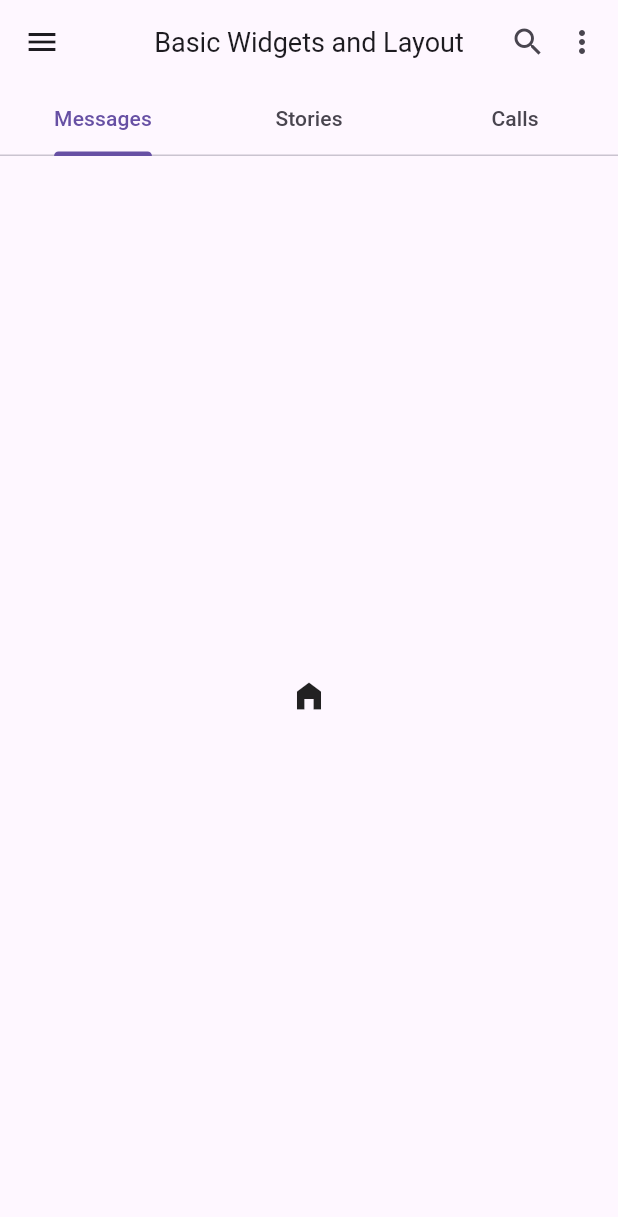
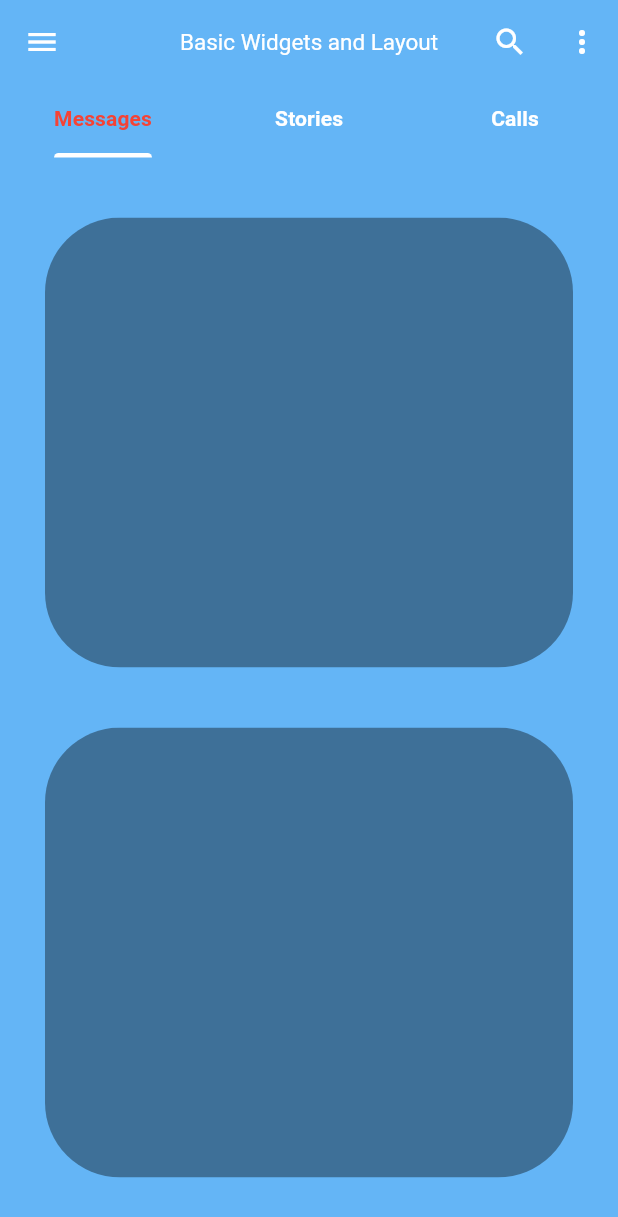
Before and after one commit to udit-raj-simform/flutter_basics, a Flutter app: the screen it shows after launch, on a phone screen of 412 x 824 dp. Shown: the top 1217 px of the screen. Run offline on Flutter 3.47's test engine with Material 2 defaults, Android fonts, the phone set to English and light mode, and no system bars.

Commit message:
added: messages_tab.dart added: elevation properties to AppBar added: overlay properties to TabBar added: shape to AppBar and TabBar

```diff
--- a/lib/main.dart
+++ b/lib/main.dart
@@ -1,12 +1,15 @@
 import 'package:flutter/material.dart';
+import 'package:flutter/services.dart';
 import 'package:flutter_basics/pages/sliver_app_bar.dart';
+import 'package:flutter_basics/tabs/messages_tab.dart';
 
 void main() {
+  WidgetsFlutterBinding.ensureInitialized();
   runApp(const MyApp());
 }
 
 class MyApp extends StatelessWidget {
-  const MyApp({Key? key}) : super(key: key);
+  const MyApp({super.key});
 
   @override
   Widget build(BuildContext context) {
@@ -15,6 +18,7 @@ class MyApp extends StatelessWidget {
       debugShowCheckedModeBanner: false,
       theme: ThemeData(useMaterial3: true),
       home: const Home(),
+      initialRoute: "/",
     );
   }
 }
@@ -33,25 +37,68 @@ class Home extends StatefulWidget with PreferredSizeWidget {
 
 class _HomeState extends State<Home> {
   MyItems? selectedItem;
+  bool isSearchActive = false;
+  late TextEditingController _controller;
+
+  @override
+  void initState() {
+    _controller = TextEditingController();
+    super.initState();
+  }
+
+  @override
+  void dispose() {
+    _controller.dispose();
+    super.dispose();
+  }
 
   @override
   Widget build(BuildContext context) {
+    final screenWidth = MediaQuery.of(context).size.width;
     return DefaultTabController(
       length: 3,
       child: Scaffold(
+        backgroundColor: Colors.blue.shade300,
         appBar: AppBar(
-            leading: const Icon(Icons.menu),
-            title: const Text(
-              "Basic Widgets and Layout",
-              style: TextStyle(
-                fontSize: 18,
+            backgroundColor: Colors.blue.shade300,
+            foregroundColor: Colors.white,
+            shadowColor: Colors.red,
+            surfaceTintColor: Colors.black38,
+            scrolledUnderElevation: 5.0,
+            // best used with notificationPredicate
+            primary: true,
+            // works the same as safeArea widget
+            excludeHeaderSemantics: true,
+            systemOverlayStyle: SystemUiOverlayStyle.dark,
+            shape: const RoundedRectangleBorder(
+              borderRadius: BorderRadius.vertical(
+                bottom: Radius.circular(30),
               ),
             ),
+            notificationPredicate: (ScrollNotification notification) {
+              return notification.depth == 1;
+            },
+            leading: IconButton(onPressed: () {}, icon: const Icon(Icons.menu)),
+            // will override Scaffold.drawer
+            title: (isSearchActive)
+                ? mySearchWidget(_controller)
+                : myTitleWidget(),
             centerTitle: true,
             actions: [
-              const Icon(Icons.search),
+              IconButton(
+                icon: const Icon(
+                  Icons.search,
+                ),
+                onPressed: () {
+                  setState(() {
+                    isSearchActive = (!isSearchActive);
+                    debugPrint("isSearchActive: ${isSearchActive.toString()}");
+                  });
+                },
+              ),
               PopupMenuButton<MyItems>(
                 initialValue: selectedItem,
+                splashRadius: 10.0,
                 onSelected: (MyItems item) {
                   setState(() {
                     selectedItem = item;
@@ -93,7 +140,23 @@ class _HomeState extends State<Home> {
                 ],
               )
             ],
-            bottom: const TabBar(tabs: [
+            bottom: TabBar(
+                indicatorColor: Colors.white,
+                splashFactory: NoSplash.splashFactory,
+                // removes inkHighlight
+                indicatorWeight: 3.0,
+                enableFeedback: true,
+                overlayColor:
+                    MaterialStateProperty.all<Color>(Colors.transparent),
+                splashBorderRadius: BorderRadius.vertical(
+                    bottom: Radius.elliptical(screenWidth, 100)),
+                dividerColor: Colors.transparent,
+                unselectedLabelColor: Colors.white,
+                labelColor: Colors.red,
+                labelStyle: const TextStyle(
+                  fontWeight: FontWeight.bold,
+                ),
+                tabs: const [
                   Tab(
                     text: "Messages",
                   ),
@@ -106,9 +169,15 @@ class _HomeState extends State<Home> {
                 ])),
         body: const TabBarView(
           children: [
-            Icon(Icons.home_filled),
-            Icon(Icons.location_history_rounded),
-            Icon(Icons.call_end_rounded)
+            MyMessagesTab(),
+            Icon(
+              Icons.location_history_rounded,
+              color: Colors.white,
+            ),
+            Icon(
+              Icons.call_end_rounded,
+              color: Colors.white,
+            )
           ],
         ),
       ),
@@ -119,3 +188,36 @@ class _HomeState extends State<Home> {
 doNothing() {
   return;
 }
+
+Widget mySearchWidget(TextEditingController controller) {
+  return Padding(
+    padding: const EdgeInsets.symmetric(vertical: 5),
+    child: ClipRRect(
+      borderRadius: BorderRadius.circular(20.0),
+      child: Container(
+        color: Colors.transparent,
+        width: double.maxFinite,
+        child: Row(
+          children: [
+            Expanded(
+              child: TextField(
+                  controller: controller,
+                  style: const TextStyle(
+                      color: Colors.black54,
+                      fontSize: 12,
+                      fontFamily: 'monospace')),
+            ),
+            const Icon(Icons.search_rounded),
+          ],
+        ),
+      ),
+    ),
+  );
+}
+
+Widget myTitleWidget() {
+  return const Text(
+    "Basic Widgets and Layout",
+    style: TextStyle(fontSize: 15),
+  );
+}
--- a/lib/pages/sliver_app_bar.dart
+++ b/lib/pages/sliver_app_bar.dart
@@ -26,21 +26,26 @@ class _SliverAppBarPageState extends State<SliverAppBarPage> {
   @override
   Widget build(BuildContext context) {
     return Scaffold(
-      backgroundColor: Colors.yellow[200],
-      appBar: PreferredSize(
-        preferredSize: const Size.fromHeight(double.maxFinite),
-        child: CustomScrollView(
+      backgroundColor: Colors.blueGrey,
+      body: CustomScrollView(
         scrollDirection: Axis.vertical,
         slivers: [
           SliverAppBar(
-              expandedHeight: 200,
+            backgroundColor: Colors.blueGrey,
+            foregroundColor: Colors.white,
+            elevation: 0.0,
+            automaticallyImplyLeading: true,
+            expandedHeight: 250,
             stretch: true,
+            pinned: true,
             flexibleSpace: FlexibleSpaceBar(
               background: Image.asset("assets/images/my_dog.jpeg"),
               stretchModes: const <StretchMode>[
                 StretchMode.zoomBackground,
                 StretchMode.blurBackground,
               ],
+              title: const Text("SliverAppBar"),
+              centerTitle: true,
             ),
           ),
           myWidgets.elementAt(0),
@@ -51,7 +56,6 @@ class _SliverAppBarPageState extends State<SliverAppBarPage> {
           myWidgets.elementAt(0),
         ],
       ),
-      ),
     );
   }
 }
--- /dev/null
+++ b/lib/tabs/messages_tab.dart
@@ -0,0 +1,88 @@
+import 'package:flutter/material.dart';
+
+class MyMessagesTab extends StatefulWidget {
+  const MyMessagesTab({Key? key}) : super(key: key);
+
+  @override
+  State<MyMessagesTab> createState() => _MyMessagesTabState();
+}
+
+class _MyMessagesTabState extends State<MyMessagesTab>
+    with AutomaticKeepAliveClientMixin {
+  late final ScrollController scrollController;
+
+  @override
+  void initState() {
+    scrollController = ScrollController();
+    super.initState();
+  }
+
+  @override
+  void dispose() {
+    scrollController.dispose();
+    super.dispose();
+  }
+
+  @override
+  Widget build(BuildContext context) {
+    super.build(context);
+    List myWidgets = <Widget>[
+      Padding(
+        padding: const EdgeInsets.all(20.0),
+        child: ClipRRect(
+          borderRadius: BorderRadius.circular(50.0),
+          child: Container(
+            height: 300,
+            color: Colors.black38,
+          ),
+        ),
+      ),
+    ];
+
+    return ListView(
+      controller: scrollController,
+      scrollDirection: Axis.vertical,
+      reverse: false,
+      shrinkWrap: true,
+      padding: const EdgeInsets.symmetric(
+        vertical: 20,
+        horizontal: 10,
+      ),
+      children: [
+        myWidgets.first,
+        myWidgets.first,
+        myWidgets.first,
+        myWidgets.first,
+        myWidgets.first,
+        myWidgets.first,
+        myWidgets.first,
+        myWidgets.first,
+        myWidgets.first,
+        myWidgets.first,
+        myWidgets.first,
+        myWidgets.first,
+        myWidgets.first,
+        myWidgets.first,
+        myWidgets.first,
+        myWidgets.first,
+        myWidgets.first,
+        myWidgets.first,
+        myWidgets.first,
+        myWidgets.first,
+        myWidgets.first,
+        myWidgets.first,
+        myWidgets.first,
+        myWidgets.first,
+        myWidgets.first,
+        myWidgets.first,
+        myWidgets.first,
+        myWidgets.first,
+        myWidgets.first,
+        myWidgets.first,
+      ],
+    );
+  }
+
+  @override
+  bool get wantKeepAlive => true;
+}
```
Also changed, not shown: 1 other file. Lines whose indentation alone changed are shown as unchanged.
